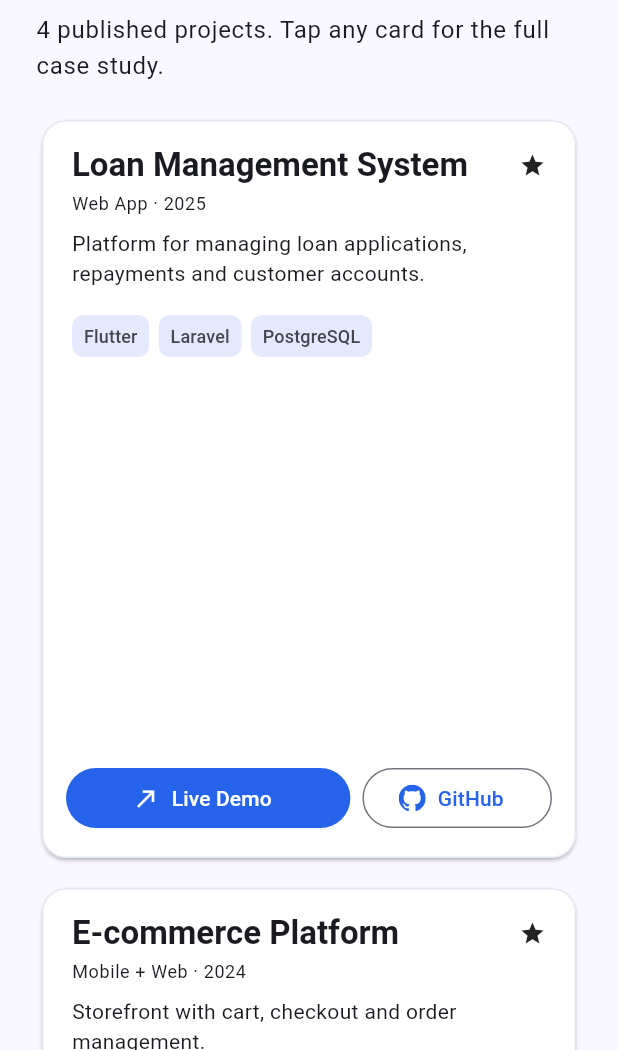
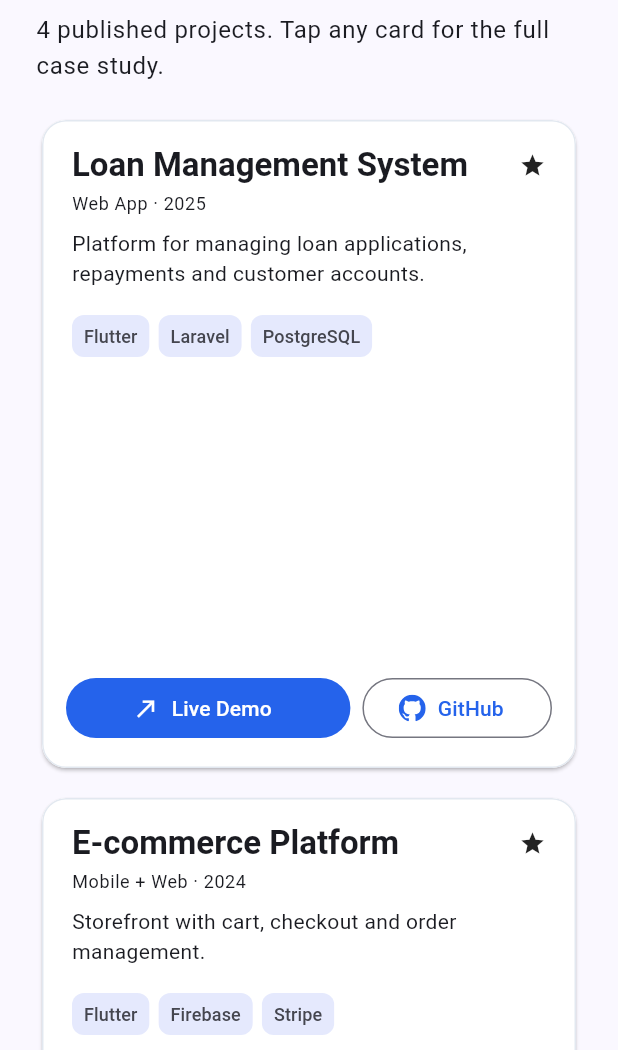
Before and after one commit to oyinss/portfolio, a Flutter app: the ProjectsPage screen opened by its route, on a phone screen of 412 x 824 dp, the part 186-1236 px from its top. Run offline on Flutter 3.47's test engine with Material 3 defaults, Android fonts, the phone set to English and light mode, and no system bars; our stand-ins replace file_picker, flutter_svg, go_router, image_picker, shared_preferences; accounts and stored records are empty.

Commit message:
Compact project cards: 440px tiles

```diff
--- a/app/lib/features/home/home_page.dart
+++ b/app/lib/features/home/home_page.dart
@@ -75,7 +75,7 @@ class _HomeBody extends StatelessWidget {
               crossAxisCount: wide ? 3 : 1,
               mainAxisSpacing: 12,
               crossAxisSpacing: 12,
-              mainAxisExtent: 500,
+              mainAxisExtent: 440,
             ),
             itemCount: featured.length,
             itemBuilder: (context, i) {
--- a/app/lib/features/projects/projects_page.dart
+++ b/app/lib/features/projects/projects_page.dart
@@ -34,7 +34,7 @@ class ProjectsPage extends StatelessWidget {
                 crossAxisCount: wide ? 2 : 1,
                 mainAxisSpacing: 12,
                 crossAxisSpacing: 12,
-                mainAxisExtent: 500,
+                mainAxisExtent: 440,
               ),
               itemCount: projects.length,
               itemBuilder: (context, i) {
```
